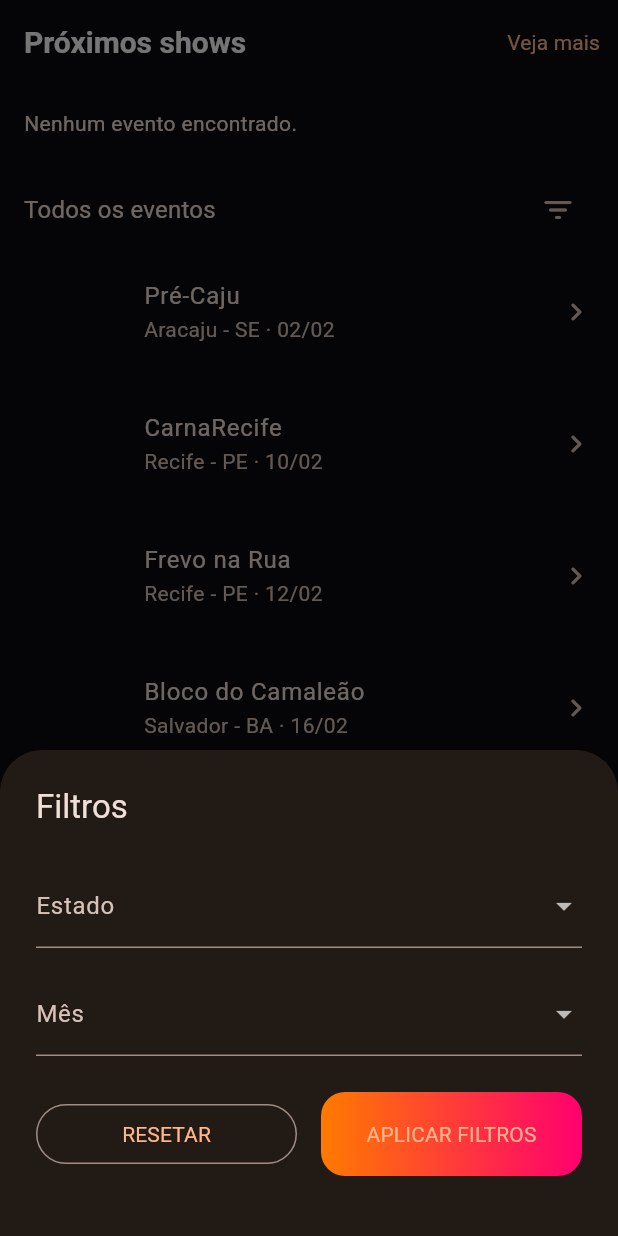
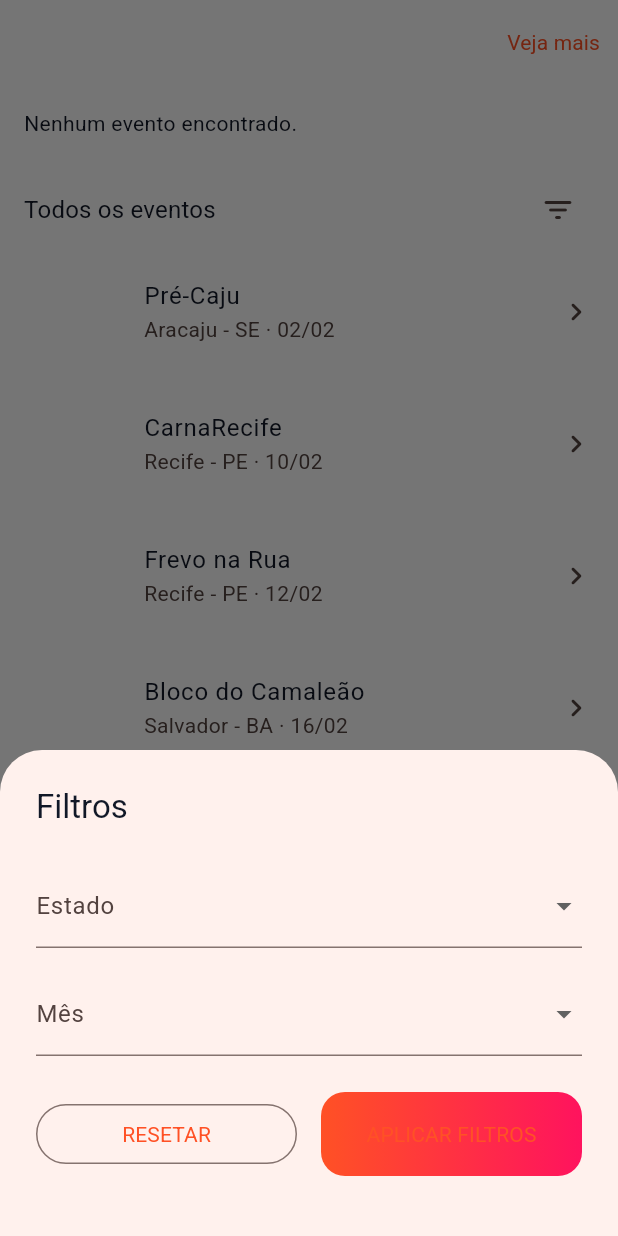
Before and after one commit to Bubling-Tech/AppBell-Mobile, a Flutter app: the screen it shows after launch, after a tap on "Ver eventos", after a tap on the "filter list" icon, on a phone screen of 412 x 824 dp. Run offline on Flutter 3.47's test engine with Material 3 defaults, Android fonts, the phone set to English and light mode, and no system bars; our stand-ins replace flutter_svg; network calls fail.

Commit message:
Align feature visuals with existing login palette

```diff
--- a/lib/core/theme/app_colors.dart
+++ b/lib/core/theme/app_colors.dart
@@ -1,14 +1,14 @@
 import 'package:flutter/material.dart';
 
 class AppColors {
-  static const Color primary = Color(0xFFFF7A00);
-  static const Color secondary = Color(0xFFFF006E);
-  static const Color background = Color(0xFF0B0B0F);
-  static const Color surface = Color(0xFF1C1C23);
-  static const Color surfaceVariant = Color(0xFF2A2A35);
-  static const Color textPrimary = Colors.white;
-  static const Color textSecondary = Color(0xFFB0B0C3);
-  static const Color accentGreen = Color(0xFF00C853);
-  static const Color badgeRed = Color(0xFFFF1744);
-  static const Color border = Color(0x33262633);
+  static const Color primary = Color(0xFFFF5125);
+  static const Color secondary = Color(0xFFFF135E);
+  static const Color background = Color(0xFFFFFFFF);
+  static const Color surface = Color(0xFFFFFFFF);
+  static const Color surfaceVariant = Color(0xFFF3F4F6);
+  static const Color textPrimary = Color(0xFF111827);
+  static const Color textSecondary = Color(0xFF6B7280);
+  static const Color accentGreen = Color(0xFF298267);
+  static const Color badgeRed = Color(0xFFED3241);
+  static const Color border = Color(0x3321252F);
 }
--- a/lib/core/theme/app_gradients.dart
+++ b/lib/core/theme/app_gradients.dart
@@ -4,6 +4,6 @@ class AppGradients {
   static const Gradient primaryCTA = LinearGradient(
     begin: Alignment.centerLeft,
     end: Alignment.centerRight,
-    colors: [Color(0xFFFF7A00), Color(0xFFFF006E)],
+    colors: [Color(0xFFFF5125), Color(0xFFFF135E)],
   );
 }
--- a/lib/features/checkin/presentation/widgets/checkin_modal.dart
+++ b/lib/features/checkin/presentation/widgets/checkin_modal.dart
@@ -61,12 +61,7 @@ class _CheckinContentState extends State<_CheckinContent> {
             width: double.infinity,
             decoration: BoxDecoration(
               borderRadius: BorderRadius.circular(20),
-              gradient: LinearGradient(
-                colors: [
-                  Colors.indigo.withOpacity(0.8),
-                  Colors.deepPurple.withOpacity(0.8),
-                ],
-              ),
+              gradient: AppGradients.primaryCTA,
             ),
             child: const Icon(
               Icons.location_on_rounded,
@@ -109,7 +104,12 @@ class _CheckinContentState extends State<_CheckinContent> {
                     ? const SizedBox(
                         width: 24,
                         height: 24,
-                        child: CircularProgressIndicator(strokeWidth: 2),
+                        child: CircularProgressIndicator(
+                          strokeWidth: 2,
+                          valueColor: AlwaysStoppedAnimation<Color>(
+                            Colors.white,
+                          ),
+                        ),
                       )
                     : const Text('VAMOS LÁ, POSTE E CURTA!'),
               ),
--- a/lib/features/feed/presentation/pages/feed_page.dart
+++ b/lib/features/feed/presentation/pages/feed_page.dart
@@ -1,4 +1,5 @@
 import 'package:flutter/material.dart';
+import 'package:to_com_bell_app/core/theme/app_colors.dart';
 import 'package:to_com_bell_app/features/checkin/presentation/widgets/checkin_modal.dart';
 import 'package:to_com_bell_app/features/feed/controllers/feed_controller.dart';
 import 'package:to_com_bell_app/features/feed/widgets/app_shell.dart';
@@ -60,7 +61,7 @@ class _FeedPageState extends State<FeedPage> {
                 onPressed: _abrirCheckin,
                 icon: const Icon(Icons.bolt_rounded),
                 style: ElevatedButton.styleFrom(
-                  backgroundColor: Colors.green.shade400,
+                  backgroundColor: AppColors.accentGreen,
                   foregroundColor: Colors.white,
                   shape: RoundedRectangleBorder(
                     borderRadius: BorderRadius.circular(24),
--- a/lib/features/feed/widgets/app_shell.dart
+++ b/lib/features/feed/widgets/app_shell.dart
@@ -31,6 +31,8 @@ class AppShell extends StatelessWidget {
         onPressed: onCameraPressed,
         tooltip: 'Abrir câmera',
         shape: const CircleBorder(),
+        backgroundColor: Theme.of(context).colorScheme.primary,
+        foregroundColor: Colors.white,
         child: const Icon(Icons.camera_alt_rounded),
       ),
       floatingActionButtonLocation: FloatingActionButtonLocation.centerDocked,
--- a/lib/features/feed/widgets/story_header.dart
+++ b/lib/features/feed/widgets/story_header.dart
@@ -1,4 +1,5 @@
 import 'package:flutter/material.dart';
+import 'package:to_com_bell_app/core/theme/app_gradients.dart';
 
 class StoryHeader extends StatelessWidget {
   const StoryHeader({super.key, required this.stories});
@@ -7,6 +8,7 @@ class StoryHeader extends StatelessWidget {
 
   @override
   Widget build(BuildContext context) {
+    final theme = Theme.of(context);
     return SizedBox(
       height: 110,
       child: ListView.separated(
@@ -25,9 +27,7 @@ class StoryHeader extends StatelessWidget {
                       width: 72,
                       height: 72,
                       decoration: BoxDecoration(
-                        gradient: const LinearGradient(
-                          colors: [Color(0xFFFF7A00), Color(0xFFFF006E)],
-                        ),
+                        gradient: AppGradients.primaryCTA,
                         borderRadius: BorderRadius.circular(36),
                       ),
                     ),
@@ -35,7 +35,7 @@ class StoryHeader extends StatelessWidget {
                       width: 66,
                       height: 66,
                       decoration: BoxDecoration(
-                        color: Colors.black,
+                        color: theme.colorScheme.surface,
                         borderRadius: BorderRadius.circular(33),
                       ),
                     ),
--- a/lib/main.dart
+++ b/lib/main.dart
@@ -11,10 +11,17 @@ class MyApp extends StatelessWidget {
 
   @override
   Widget build(BuildContext context) {
-    final colorScheme = ColorScheme.fromSeed(
+    final baseScheme = ColorScheme.fromSeed(
       seedColor: AppColors.primary,
-      brightness: Brightness.dark,
+      brightness: Brightness.light,
+    );
+    final colorScheme = baseScheme.copyWith(
       background: AppColors.background,
+      surface: AppColors.surface,
+      onBackground: AppColors.textPrimary,
+      onSurface: AppColors.textPrimary,
+      primary: AppColors.primary,
+      secondary: AppColors.secondary,
     );
     return MaterialApp(
       title: 'Tô com Bell!',
@@ -24,7 +31,8 @@ class MyApp extends StatelessWidget {
         colorScheme: colorScheme,
         scaffoldBackgroundColor: AppColors.background,
         appBarTheme: AppBarTheme(
-          backgroundColor: Colors.transparent,
+          backgroundColor: AppColors.surface,
+          foregroundColor: AppColors.textPrimary,
           surfaceTintColor: Colors.transparent,
           elevation: 0,
           titleTextStyle: const TextStyle(
```
